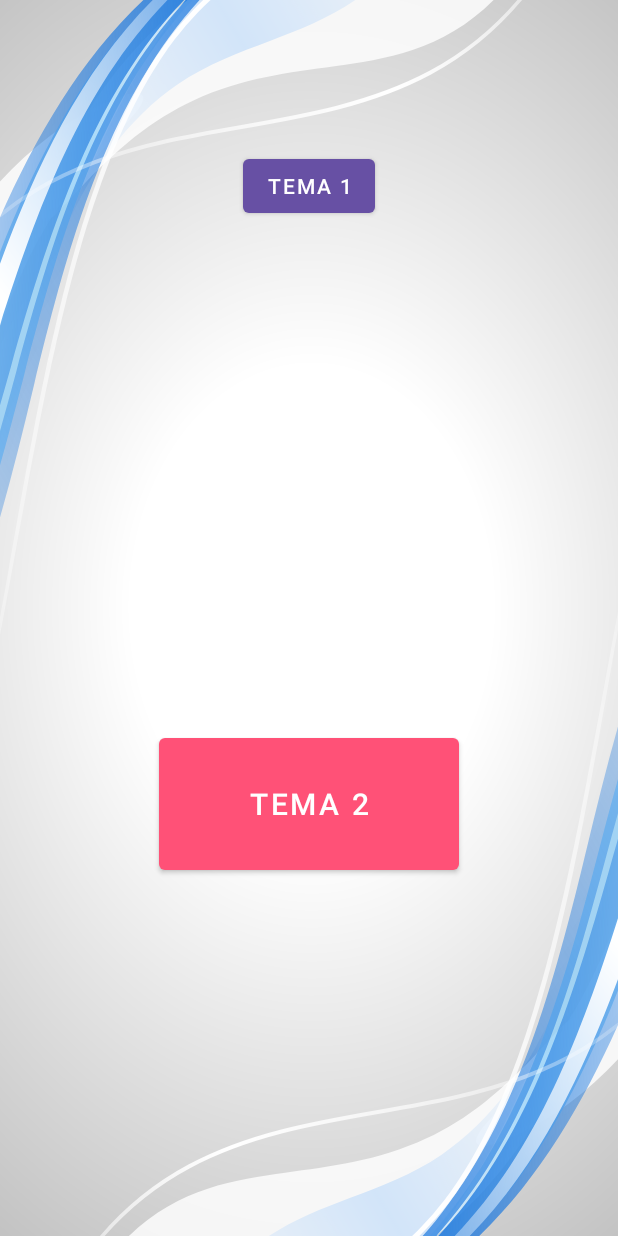
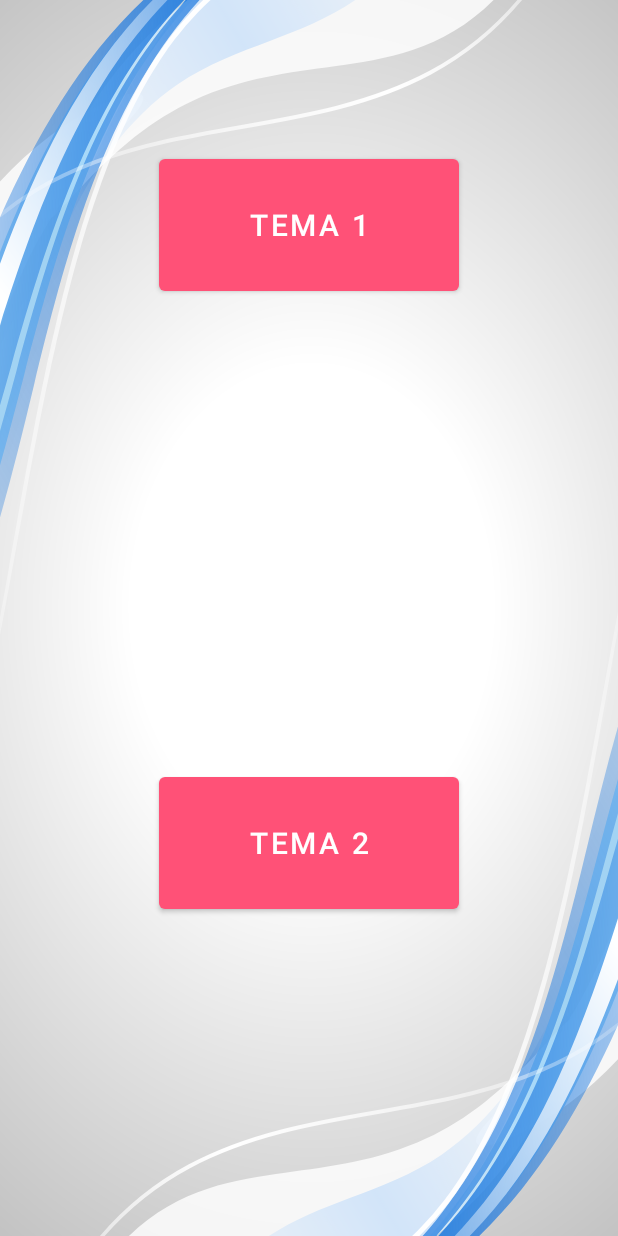
Before and after one commit to hipo777/CrearTema, an Android app: the screen it shows after launch (MainActivity), on a phone screen of 412 x 824 dp. Run offline under Robolectric (Android 15) with nearby library versions, the phone set to English and light mode, and no system bars.

```diff
--- a/app/src/main/AndroidManifest.xml
+++ b/app/src/main/AndroidManifest.xml
@@ -13,6 +13,9 @@
         android:theme="@style/Base.Theme.CrearTema"
         tools:targetApi="31">
         <activity
+            android:name=".MainActivity2"
+            android:exported="false" />
+        <activity
             android:name=".MainActivity"
             android:exported="true">
             <intent-filter>
--- a/app/src/main/java/org/matematicasfacil/creartema/MainActivity.java
+++ b/app/src/main/java/org/matematicasfacil/creartema/MainActivity.java
@@ -1,13 +1,17 @@
 package org.matematicasfacil.creartema;
 
 import androidx.appcompat.app.AppCompatActivity;
+import androidx.constraintlayout.widget.ConstraintLayout;
 
 import android.app.Activity;
 import android.content.Intent;
 import android.os.Bundle;
 import android.view.View;
 import android.widget.Button;
+import android.widget.TextView;
 import android.widget.Toast;
+
+import com.google.android.material.snackbar.Snackbar;
 
 public class MainActivity extends AppCompatActivity {
 
@@ -15,9 +19,20 @@ public class MainActivity extends AppCompatActivity {
     protected void onCreate(Bundle savedInstanceState) {
         super.onCreate(savedInstanceState);
         setContentView(R.layout.activity_main);
+        ConstraintLayout constraint = findViewById(R.id.mainActivity);
 
-        Toast.makeText(this, "OnCreate Actividad 1", Toast.LENGTH_SHORT).show();
-        // Actividad creada.
+        Snackbar snackbar = Snackbar.make(constraint, "Bienvenido a Themes", Snackbar.LENGTH_LONG);
+        View snackbarView = snackbar.getView();//Obteniendo la vista.
+        TextView textView = snackbarView.findViewById(com.google.android.material.R.id.snackbar_text);//Obteniendo Texto.
+        textView.setTextAlignment(View.TEXT_ALIGNMENT_CENTER);//Centrando texto.
+        snackbar.setAction("Ok", new View.OnClickListener() {
+            @Override
+            public void onClick(View v) {
+                // Acción a realizar cuando se hace clic en la acción del SnackBar
+            }
+        });
+        snackbar.show();
+
 
         Button boton1 = findViewById(R.id.btn1);
         Button boton2 = findViewById(R.id.btn2);
@@ -32,6 +47,11 @@ public class MainActivity extends AppCompatActivity {
             recreate();
         });
     }
+
+    /*
+
+    Toast.makeText(this, "OnCreate Actividad 1", Toast.LENGTH_SHORT).show();
+        // Actividad creada.
 
     @Override
     protected void onStart() {
@@ -63,4 +83,5 @@ public class MainActivity extends AppCompatActivity {
         Toast.makeText(this, "OnDestroy Actividad 1", Toast.LENGTH_SHORT).show();
         // La actividad está terminando (debido a que el usuario la descarta por completo o a que se llama a finish()).
     }
+    */
 }
--- a/app/src/main/res/layout/activity_main.xml
+++ b/app/src/main/res/layout/activity_main.xml
@@ -5,23 +5,19 @@
     android:layout_width="match_parent"
     android:layout_height="match_parent"
     android:background="@drawable/fondo"
-    tools:context=".MainActivity">
+    tools:context=".MainActivity"
+    android:id="@+id/mainActivity">
 
     <Button
         android:id="@+id/btn1"
-        android:layout_width="wrap_content"
-        android:layout_height="wrap_content"
-        android:layout_marginTop="100dp"
         android:text="Tema 1"
+        style="@style/BotonMaterialStyle"
         app:layout_constraintEnd_toEndOf="parent"
         app:layout_constraintStart_toStartOf="parent"
         app:layout_constraintTop_toTopOf="parent" />
 
     <Button
         android:id="@+id/btn2"
-        android:layout_width="200dp"
-        android:layout_height="100dp"
-        android:layout_marginTop="100dp"
         android:text="Tema 2"
         style="@style/BotonMaterialStyle"
         app:layout_constraintBottom_toBottomOf="parent"
--- a/app/src/main/res/values/themes.xml
+++ b/app/src/main/res/values/themes.xml
@@ -25,6 +25,9 @@
     </style>
 
     <style name="BotonMaterialStyle" parent="Widget.MaterialComponents.Button">
+        <item name="android:layout_width">200dp</item>
+        <item name="android:layout_height">100dp</item>
+        <item name="android:layout_marginTop">100dp</item>
         <item name="android:textColor">#FFFFFF</item>
         <item name="backgroundTint">@color/accent</item>
         <item name="cornerRadius">4dp</item>
```
Also changed, not shown: app/src/main/java/org/matematicasfacil/creartema/MainActivity2.java (added, +14 -0 lines), app/src/main/res/layout/activity_main2.xml (added, +9 -0 lines).
